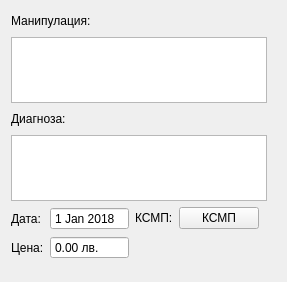
Before: the Qt Designer form src/View/ProcedureDialog/CommonFields/CommonFields.ui in thefinalcutbg/DinoDent, drawn with Qt 5.
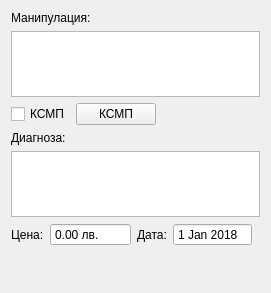
After: the same form once the commit is applied. Custom widgets are drawn as their Qt base class.

Commit message: KSMP procedure ui logic refactored. Some other minor changes.

What changed in the file:
```diff
--- a/src/View/ProcedureDialog/CommonFields/CommonFields.ui
+++ b/src/View/ProcedureDialog/CommonFields/CommonFields.ui
@@ -6,8 +6,8 @@
    <rect>
     <x>0</x>
     <y>0</y>
-    <width>287</width>
-    <height>282</height>
+    <width>271</width>
+    <height>293</height>
    </rect>
   </property>
   <property name="sizePolicy">
@@ -25,9 +25,7 @@
   <property name="windowTitle">
    <string>CommonFields</string>
   </property>
-  <layout class="QVBoxLayout" name="verticalLayout_4">
-   <item>
-    <layout class="QHBoxLayout" name="horizontalLayout_2">
+  <layout class="QVBoxLayout" name="verticalLayout">
      <item>
       <widget class="QLabel" name="label_3">
        <property name="text">
@@ -36,29 +34,11 @@
       </widget>
      </item>
      <item>
-      <spacer name="horizontalSpacer">
-       <property name="orientation">
-        <enum>Qt::Horizontal</enum>
-       </property>
-       <property name="sizeType">
-        <enum>QSizePolicy::Expanding</enum>
-       </property>
-       <property name="sizeHint" stdset="0">
-        <size>
-         <width>20</width>
-         <height>20</height>
-        </size>
-       </property>
-      </spacer>
-     </item>
-    </layout>
-   </item>
-   <item>
     <layout class="QHBoxLayout" name="horizontalLayout_6">
      <item>
       <widget class="TextEdit" name="manipulationEdit">
        <property name="sizePolicy">
-        <sizepolicy hsizetype="Minimum" vsizetype="Preferred">
+        <sizepolicy hsizetype="Preferred" vsizetype="Preferred">
          <horstretch>0</horstretch>
          <verstretch>0</verstretch>
         </sizepolicy>
@@ -89,8 +69,26 @@
        </property>
       </widget>
      </item>
+    </layout>
+   </item>
      <item>
-      <spacer name="horizontalSpacer_4">
+    <layout class="QHBoxLayout" name="horizontalLayout_2">
+     <item>
+      <widget class="QCheckBox" name="ksmpCheck">
+       <property name="text">
+        <string>КСМП</string>
+       </property>
+      </widget>
+     </item>
+     <item>
+      <widget class="QPushButton" name="ksmpButton">
+       <property name="text">
+        <string>КСМП</string>
+       </property>
+      </widget>
+     </item>
+     <item>
+      <spacer name="horizontalSpacer">
        <property name="orientation">
         <enum>Qt::Horizontal</enum>
        </property>
@@ -107,8 +105,6 @@
      </item>
     </layout>
    </item>
-   <item>
-    <layout class="QHBoxLayout" name="horizontalLayout_3">
      <item>
       <widget class="QLabel" name="label_2">
        <property name="text">
@@ -117,29 +113,11 @@
       </widget>
      </item>
      <item>
-      <spacer name="horizontalSpacer_2">
-       <property name="orientation">
-        <enum>Qt::Horizontal</enum>
-       </property>
-       <property name="sizeType">
-        <enum>QSizePolicy::Expanding</enum>
-       </property>
-       <property name="sizeHint" stdset="0">
-        <size>
-         <width>40</width>
-         <height>20</height>
-        </size>
-       </property>
-      </spacer>
-     </item>
-    </layout>
-   </item>
-   <item>
     <layout class="QHBoxLayout" name="horizontalLayout_5">
      <item>
       <widget class="TextEdit" name="diagnosisEdit">
        <property name="sizePolicy">
-        <sizepolicy hsizetype="Minimum" vsizetype="Preferred">
+        <sizepolicy hsizetype="Preferred" vsizetype="Preferred">
          <horstretch>0</horstretch>
          <verstretch>0</verstretch>
         </sizepolicy>
@@ -158,48 +136,49 @@
        </property>
       </widget>
      </item>
-     <item>
-      <spacer name="horizontalSpacer_5">
-       <property name="orientation">
-        <enum>Qt::Horizontal</enum>
-       </property>
-       <property name="sizeType">
-        <enum>QSizePolicy::Expanding</enum>
-       </property>
-       <property name="sizeHint" stdset="0">
-        <size>
-         <width>0</width>
-         <height>20</height>
-        </size>
-       </property>
-      </spacer>
-     </item>
     </layout>
    </item>
-   <item>
-    <layout class="QHBoxLayout" name="horizontalLayout_4">
      <item>
       <layout class="QHBoxLayout" name="horizontalLayout">
        <item>
-        <layout class="QVBoxLayout" name="verticalLayout">
-         <item>
-          <widget class="QLabel" name="dateLabel">
-           <property name="text">
-            <string>Дата:</string>
-           </property>
-          </widget>
-         </item>
-         <item>
           <widget class="QLabel" name="label_5">
            <property name="text">
             <string>Цена:</string>
            </property>
           </widget>
          </item>
-        </layout>
+     <item>
+      <widget class="SpinBox" name="priceSpinBox">
+       <property name="sizePolicy">
+        <sizepolicy hsizetype="Preferred" vsizetype="Preferred">
+         <horstretch>0</horstretch>
+         <verstretch>0</verstretch>
+        </sizepolicy>
+       </property>
+       <property name="frame">
+        <bool>true</bool>
+       </property>
+       <property name="buttonSymbols">
+        <enum>QAbstractSpinBox::NoButtons</enum>
+       </property>
+       <property name="prefix">
+        <string/>
+       </property>
+       <property name="suffix">
+        <string> лв.</string>
+       </property>
+       <property name="maximum">
+        <double>10000.000000000000000</double>
+       </property>
+      </widget>
        </item>
        <item>
-        <layout class="QVBoxLayout" name="verticalLayout_2">
+      <widget class="QLabel" name="dateLabel">
+       <property name="text">
+        <string>Дата:</string>
+       </property>
+      </widget>
+     </item>
          <item>
           <widget class="DateEdit" name="dateEdit">
            <property name="sizePolicy">
@@ -230,83 +209,13 @@
           </widget>
          </item>
          <item>
-          <widget class="SpinBox" name="priceSpinBox">
-           <property name="sizePolicy">
-            <sizepolicy hsizetype="Preferred" vsizetype="Preferred">
-             <horstretch>0</horstretch>
-             <verstretch>0</verstretch>
-            </sizepolicy>
-           </property>
-           <property name="frame">
-            <bool>true</bool>
-           </property>
-           <property name="buttonSymbols">
-            <enum>QAbstractSpinBox::NoButtons</enum>
-           </property>
-           <property name="prefix">
-            <string/>
-           </property>
-           <property name="suffix">
-            <string> лв.</string>
-           </property>
-           <property name="maximum">
-            <double>10000.000000000000000</double>
-           </property>
-          </widget>
-         </item>
-        </layout>
-       </item>
-      </layout>
-     </item>
-     <item>
-      <layout class="QVBoxLayout" name="verticalLayout_3">
-       <item>
-        <layout class="QHBoxLayout" name="horizontalLayout_7">
-         <item>
-          <widget class="QLabel" name="label">
-           <property name="text">
-            <string>КСМП:</string>
-           </property>
-          </widget>
-         </item>
-         <item>
-          <widget class="QPushButton" name="ksmpButton">
-           <property name="text">
-            <string>КСМП</string>
-           </property>
-          </widget>
-         </item>
-        </layout>
-       </item>
-       <item>
-        <spacer name="verticalSpacer_2">
-         <property name="orientation">
-          <enum>Qt::Vertical</enum>
-         </property>
-         <property name="sizeType">
-          <enum>QSizePolicy::Expanding</enum>
-         </property>
-         <property name="sizeHint" stdset="0">
-          <size>
-           <width>20</width>
-           <height>0</height>
-          </size>
-         </property>
-        </spacer>
-       </item>
-      </layout>
-     </item>
-     <item>
-      <spacer name="horizontalSpacer_3">
+      <spacer name="horizontalSpacer_6">
        <property name="orientation">
         <enum>Qt::Horizontal</enum>
        </property>
-       <property name="sizeType">
-        <enum>QSizePolicy::Expanding</enum>
-       </property>
        <property name="sizeHint" stdset="0">
         <size>
-         <width>40</width>
+         <width>0</width>
          <height>20</height>
         </size>
        </property>
@@ -321,8 +230,8 @@
      </property>
      <property name="sizeHint" stdset="0">
       <size>
-       <width>17</width>
-       <height>0</height>
+       <width>0</width>
+       <height>1</height>
       </size>
      </property>
     </spacer>
```
Lines whose indentation alone changed are shown as unchanged. The commit also changes 37 other files.
